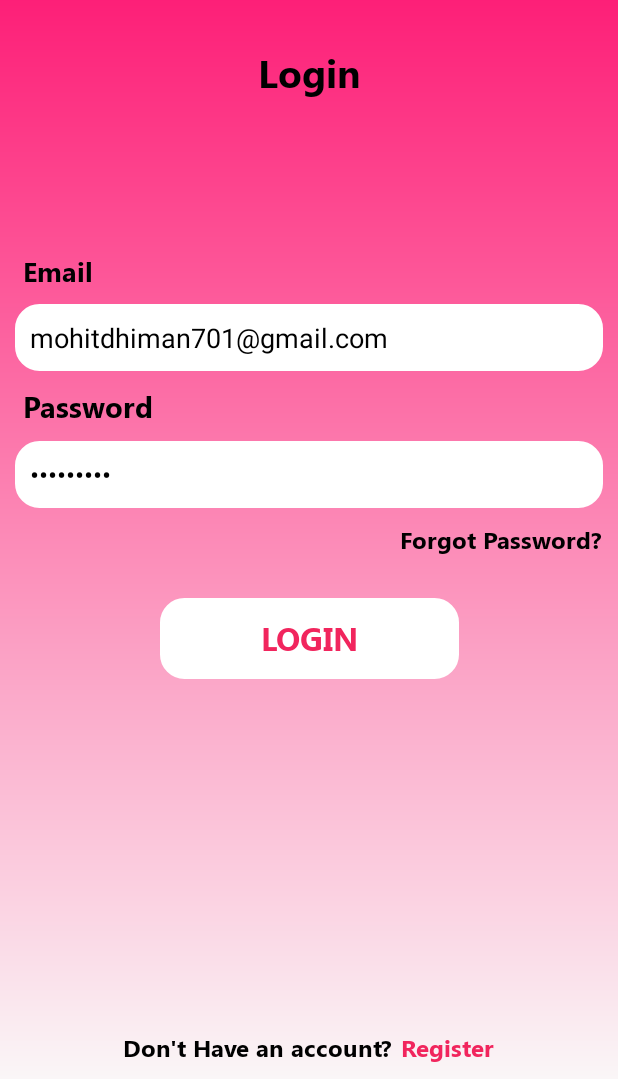
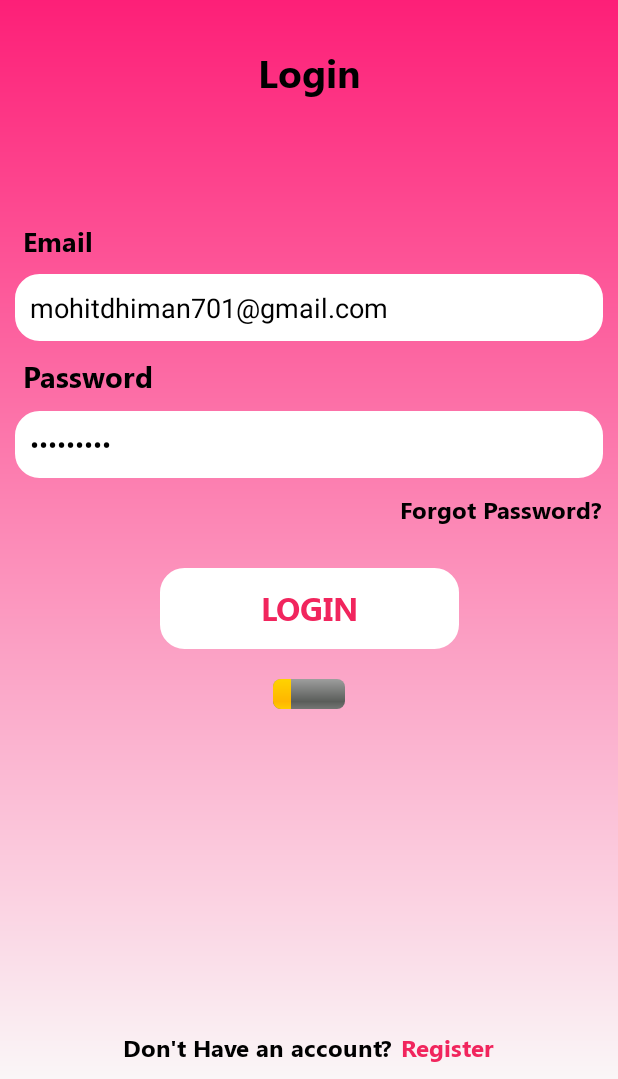
Before and after one commit to mohit0222/my_wishes, an Android app: the screen it shows after launch (MainActivity), after a tap on "LOGIN", on a phone screen of 412 x 824 dp, the part 157-1236 px from its top. Run offline under Robolectric (Android 15) with nearby library versions, the phone set to English and light mode, and no system bars; network calls fail; 1 statement that could not run was skipped.

Commit message:
Update screens with mvvm today recent

```diff
--- a/app/src/main/java/com/example/mywishes/login/MainActivity.kt
+++ b/app/src/main/java/com/example/mywishes/login/MainActivity.kt
@@ -1,5 +1,6 @@
 package com.example.mywishes.login
 
+import android.app.ProgressDialog
 import android.content.Intent
 import android.os.Bundle
 import android.widget.Toast
@@ -9,7 +10,9 @@ import androidx.lifecycle.ViewModelProvider
 import com.example.mywishes.databinding.ActivityMainBinding
 import com.example.mywishes.signUp.SignUpActivity
 
+
 class MainActivity : AppCompatActivity() {
+
 
     private lateinit var binding: ActivityMainBinding
 
@@ -32,10 +35,19 @@ class MainActivity : AppCompatActivity() {
             val intent = Intent(this, SignUpActivity::class.java)
             startActivity(intent)
         }
+
         binding.btnLogin.setOnClickListener {
+
+            val progress = ProgressDialog(this)
+            progress.setTitle("Loading")
+            progress.setMessage("Wait while loading...")
+            progress.setCancelable(false)
+            progress.show()
+
             val email = binding.edt1.text.toString()
             val password = binding.edt2.text.toString()
             loginViewModel.checkValidations(email, password)
+            progress.dismiss()
         }
     }
 
@@ -50,15 +62,16 @@ class MainActivity : AppCompatActivity() {
         })
 
         loginViewModel.validationComplete.observe(this, Observer {
+
             if (it) {
                 val email = binding.edt1.text.toString()
                 val password = binding.edt2.text.toString()
-                loginViewModel?.dologin(email, password)
+                loginViewModel.dologin(email, password)
             }
         })
 
-        loginViewModel.loginResponse.observe(this, Observer {
-            Toast.makeText(this,it.name,Toast.LENGTH_LONG).show()
+        loginViewModel.loginResponse.observe(this, Observer { response ->
+            Toast.makeText(this, response.name, Toast.LENGTH_LONG).show()
         })
     }
 
--- a/app/src/main/java/com/example/mywishes/restApi/ApiEndPoints.kt
+++ b/app/src/main/java/com/example/mywishes/restApi/ApiEndPoints.kt
@@ -4,12 +4,15 @@ import com.example.mywishes.login.LoginResponse
 import retrofit2.http.FieldMap
 import retrofit2.http.FormUrlEncoded
 import retrofit2.http.POST
-import retrofit2.http.QueryMap
 
 interface ApiEndPoints {
 
     @POST("api/login")
     @FormUrlEncoded
-    suspend fun login(@FieldMap map: HashMap<String,String>): ApiResponse<LoginResponse>
+    suspend fun login(@FieldMap map: HashMap<String, String>): ApiResponse<LoginResponse>
+
+    @POST("api/register")
+    @FormUrlEncoded
+    suspend fun register(@FieldMap map: HashMap<String, String>): ApiResponse<Any>
 
 }
--- a/app/src/main/java/com/example/mywishes/signUp/SignupRepo.kt
+++ b/app/src/main/java/com/example/mywishes/signUp/SignupRepo.kt
@@ -1,4 +1,15 @@
 package com.example.mywishes.signUp
 
+import com.example.mywishes.login.LoginResponse
+import com.example.mywishes.restApi.ApiResponse
+import com.example.mywishes.restApi.ApiService
+
 class SignupRepo {
+
+    suspend fun doRegister(email: String, password: String): ApiResponse<Any> {
+        val map = HashMap<String, String>()
+        map.put("email", email)
+        map.put("password", password)
+        return ApiService.getApiHandler().register(map)
+    }
 }
--- a/app/src/main/res/layout/activity_main.xml
+++ b/app/src/main/res/layout/activity_main.xml
@@ -146,6 +146,17 @@
             app:layout_constraintStart_toStartOf="parent"
             app:layout_constraintTop_toBottomOf="@+id/edt_2" />
 
+        <ProgressBar
+            android:id="@+id/determinateBar"
+            style="@android:style/Widget.ProgressBar.Horizontal"
+            android:layout_width="wrap_content"
+            android:layout_height="wrap_content"
+            android:progress="25"
+            app:layout_constraintTop_toBottomOf="@+id/btn_login"
+            app:layout_constraintStart_toStartOf="parent"
+            app:layout_constraintEnd_toEndOf="parent"
+            android:layout_marginTop="20dp"/>
+
     </androidx.constraintlayout.widget.ConstraintLayout>
 
     <TextView
```
Also changed, not shown: app/src/main/java/com/example/mywishes/login/LoginRepo.kt (+4 -4 lines).
